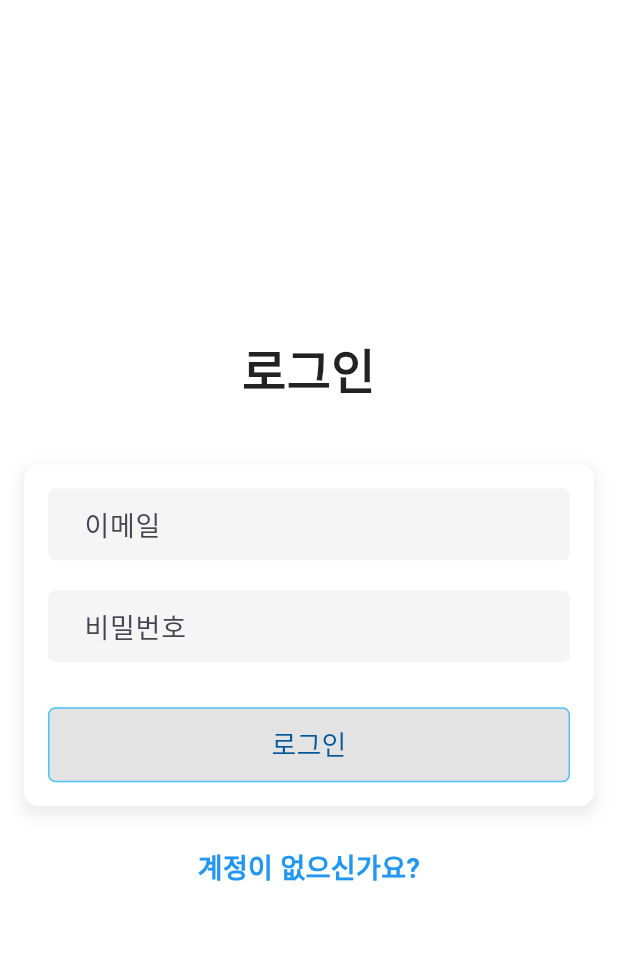
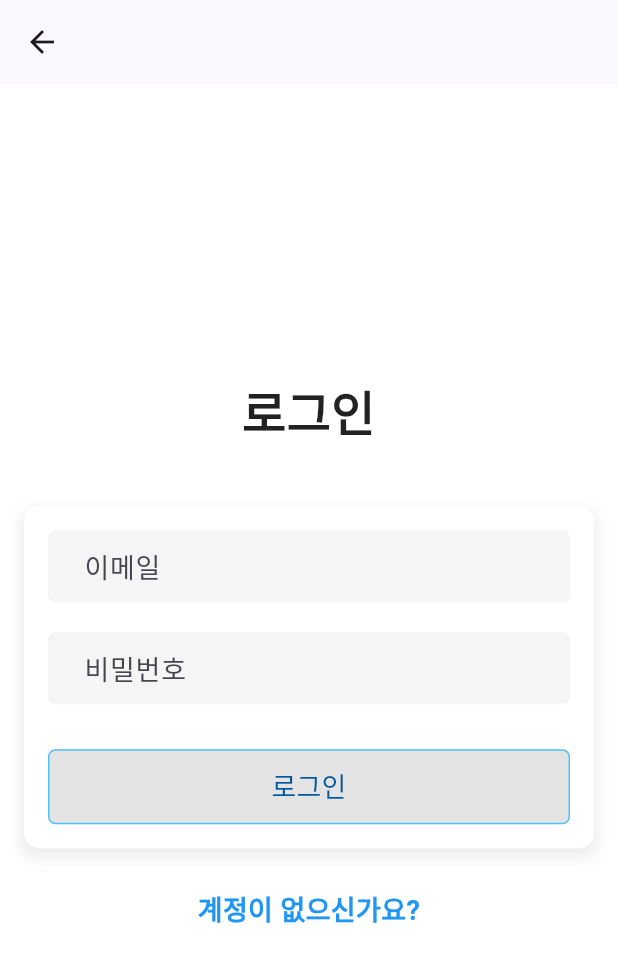
Before and after one commit to bandall/location_share, a Flutter app: the screen it shows after launch, after a tap on "이메일로 로그인", on a phone screen of 412 x 824 dp. Shown: the top 962 px of the screen. Run offline on Flutter 3.47's test engine with Material 2 defaults, Android fonts, the phone set to English and light mode, and no system bars; our stand-ins replace flutter_dotenv, flutter_secure_storage, jwt_decoder; missing offline and left inert: kakao_flutter_sdk_user; network calls fail.

```diff
--- a/lib/screen/id_pw_login.dart
+++ b/lib/screen/id_pw_login.dart
@@ -65,6 +65,7 @@ class _IdPwLoginPageState extends State<IdPwLoginPage> {
   Widget build(BuildContext context) {
     final userProvider = Provider.of<UserProvider>(context);
     return Scaffold(
+      appBar: AppBar(title: const Text('')),
       backgroundColor: Colors.white,
       body: SafeArea(
         child: Padding(
--- a/lib/screen/login_page.dart
+++ b/lib/screen/login_page.dart
@@ -13,8 +13,6 @@ class LoginPage extends StatefulWidget {
 }
 
 class _LoginPageState extends State<LoginPage> {
-  bool _loading = false;
-
   @override
   void initState() {
     super.initState();
@@ -31,13 +29,7 @@ class _LoginPageState extends State<LoginPage> {
   Widget build(BuildContext context) {
     final userProvider = Provider.of<UserProvider>(context);
 
-    return MaterialApp(
-      title: 'Login Page',
-      theme: ThemeData(
-        primarySwatch: Colors.blue,
-        fontFamily: 'Poppins',
-      ),
-      home: Scaffold(
+    return Scaffold(
       backgroundColor: Colors.white,
       body: Container(
         child: Center(
@@ -75,22 +67,14 @@ class _LoginPageState extends State<LoginPage> {
                     ),
                   ),
                   child: InkWell(
-                      onTap: _loading
-                          ? null
-                          : () async {
-                              setState(() {
-                                _loading = true;
-                              });
+                    onTap: () async {
                       bool hasError = await OAuthApi()
                           .signInWithKakao(context, userProvider);
                       if (!hasError) {
                         if (!mounted) return;
-                                Assets().showErrorSnackBar(
-                                    context, "로그인 중 오류가 발생했습니다.");
+                        Assets()
+                            .showErrorSnackBar(context, "로그인 중 오류가 발생했습니다.");
                       }
-                              setState(() {
-                                _loading = false;
-                              });
                     },
                     borderRadius: BorderRadius.circular(30),
                     child: Image.asset(
@@ -109,8 +93,8 @@ class _LoginPageState extends State<LoginPage> {
                       shape: RoundedRectangleBorder(
                         borderRadius: BorderRadius.circular(6),
                       ),
-                        textStyle: const TextStyle(
-                            fontSize: 15, fontFamily: 'Poppins'),
+                      textStyle:
+                          const TextStyle(fontSize: 15, fontFamily: 'Poppins'),
                     ),
                     onPressed: () => {
                       Navigator.push(
@@ -123,8 +107,7 @@ class _LoginPageState extends State<LoginPage> {
                     child: const Row(
                       mainAxisAlignment: MainAxisAlignment.start,
                       children: [
-                          Icon(Icons.mail_outline,
-                              size: 25, color: Colors.black),
+                        Icon(Icons.mail_outline, size: 25, color: Colors.black),
                         SizedBox(width: 70),
                         Text(
                           '이메일로 로그인',
@@ -140,7 +123,6 @@ class _LoginPageState extends State<LoginPage> {
           ),
         ),
       ),
-      ),
     );
   }
 }
--- a/lib/services/login_api.dart
+++ b/lib/services/login_api.dart
@@ -20,7 +20,6 @@ class LoginApi {
 
   Future<Map<String, String>> getHeaders({bool authRequired = false}) async {
     final headers = {'Content-Type': 'application/json; charset=UTF-8'};
-    headers['Access-Control-Allow-Origin'] = "http://192.168.0.43:8080";
     if (authRequired) {
       String? accessToken = await _storage.read(key: 'accessToken');
       headers['Authorization'] = 'Bearer $accessToken';
@@ -197,19 +196,19 @@ class LoginApi {
         .post(url,
             headers: await getHeaders(),
             body: jsonEncode(<String, String>{
-              'loginType': 'NONE',
+              'loginType': 'EMAIL_PW',
               'email': email,
               'password': password,
             }))
         .timeout(timoutTime, onTimeout: () {
       throw TimeoutException("Request took too long.");
     });
-
     final json = jsonDecode(utf8.decode(response.bodyBytes));
     int code = json['code'];
 
     if (code == 410) {
       String errMsg = json['data']['errMsg'];
+      print(errMsg);
       await _storage.write(key: 'email', value: email);
       throw EmailNotVerified(errMsg);
     }
--- a/pubspec.yaml
+++ b/pubspec.yaml
@@ -20,6 +20,7 @@ dependencies:
   flutter_neumorphic: ^3.2.0
   flutter_dotenv: ^5.1.0
   vector_math: ^2.1.4
+  flutter_naver_login: ^1.8.0
 
 dev_dependencies:
   flutter_test:
```
Also changed, not shown: pubspec.lock, 3 other files. Lines whose indentation alone changed are shown as unchanged.
